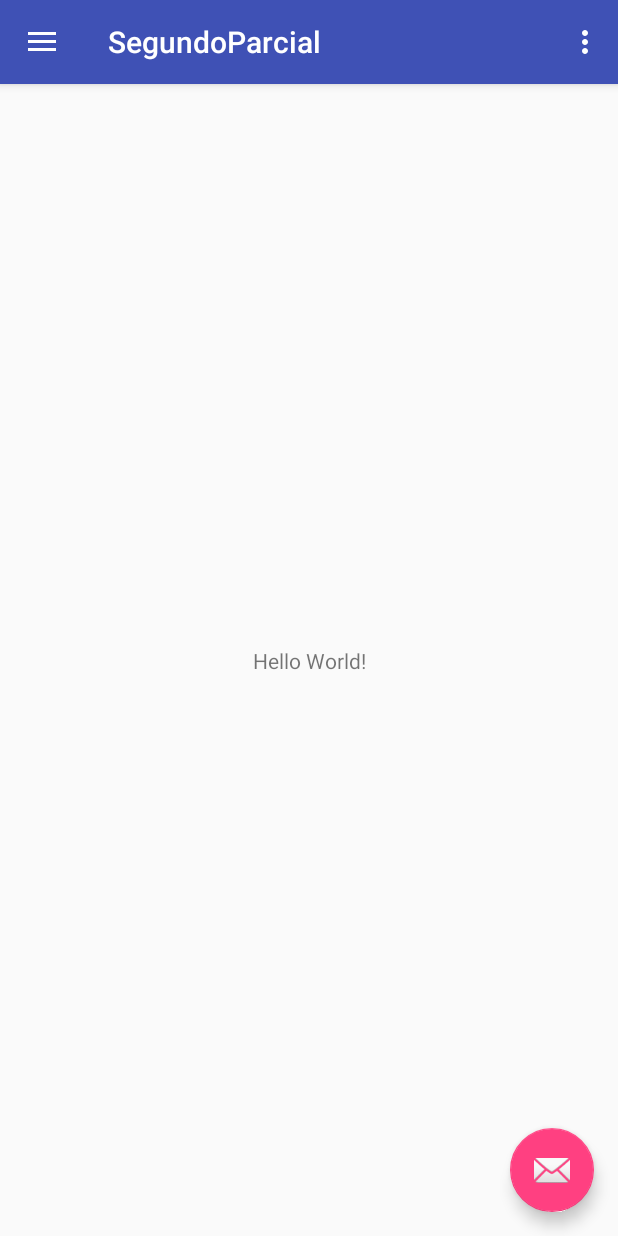
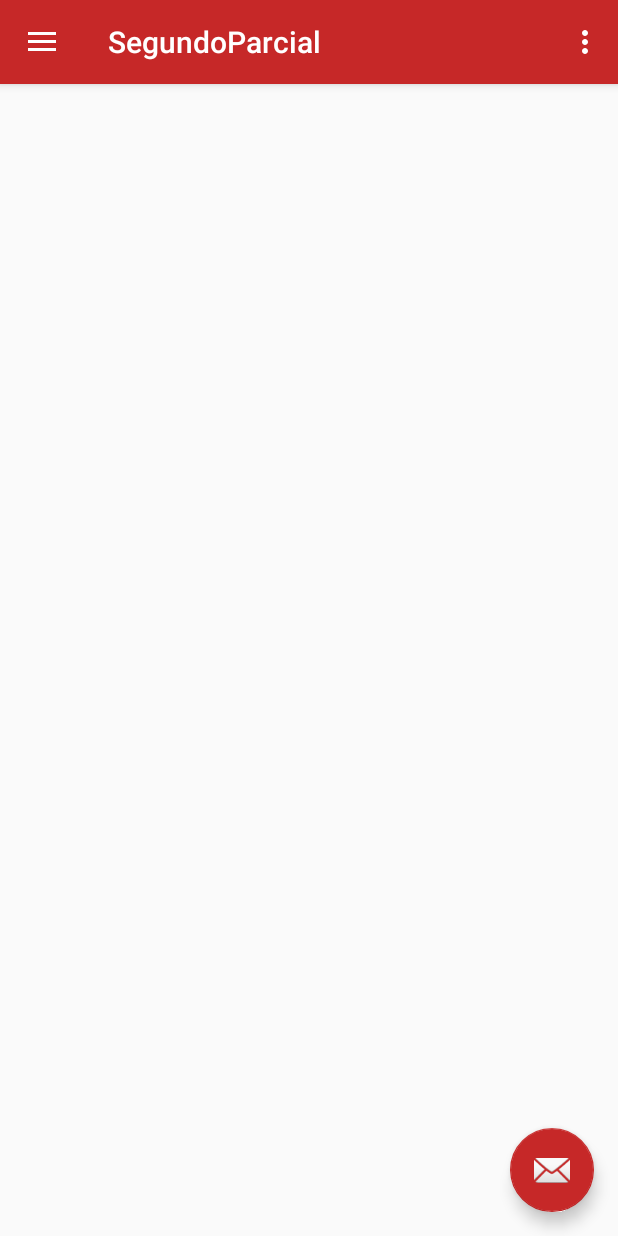
Before and after one commit to hugopinto1997/SegundoParcial, an Android app: the screen it shows after launch (MainActivity), on a phone screen of 412 x 824 dp. Run offline under Robolectric (Android 15) with nearby library versions, the phone set to English and light mode, and no system bars.

Commit message:
Navigation drawer design finished, now i will start the process of expansible list view for juegos item in which we'll show all the games

```diff
--- a/app/src/main/AndroidManifest.xml
+++ b/app/src/main/AndroidManifest.xml
@@ -10,7 +10,7 @@
         android:supportsRtl="true"
         android:theme="@style/AppTheme">
         <activity
-            android:name=".MainActivity"
+            android:name=".Activities.MainActivity"
             android:label="@string/app_name"
             android:theme="@style/AppTheme.NoActionBar">
             <intent-filter>
--- a/app/src/main/java/com/hugopinto/segundoparcial/MainActivity.java
+++ b/app/src/main/java/com/hugopinto/segundoparcial/Activities/MainActivity.java
@@ -1,4 +1,4 @@
-package com.hugopinto.segundoparcial;
+package com.hugopinto.segundoparcial.Activities;
 
 import android.os.Bundle;
 import android.support.design.widget.FloatingActionButton;
@@ -12,6 +12,8 @@ import android.support.v7.app.AppCompatActivity;
 import android.support.v7.widget.Toolbar;
 import android.view.Menu;
 import android.view.MenuItem;
+
+import com.hugopinto.segundoparcial.R;
 
 public class MainActivity extends AppCompatActivity
         implements NavigationView.OnNavigationItemSelectedListener {
@@ -84,11 +86,7 @@ public class MainActivity extends AppCompatActivity
             // Handle the camera action
         } else if (id == R.id.nav_gallery) {
 
-        } else if (id == R.id.nav_slideshow) {
-
-        } else if (id == R.id.nav_manage) {
-
-        } else if (id == R.id.nav_share) {
+        }  else if (id == R.id.nav_share) {
 
         } else if (id == R.id.nav_send) {
 
--- a/app/src/main/res/drawable/side_nav_bar.xml
+++ b/app/src/main/res/drawable-v21/nnavdrawbg.xml
@@ -1,9 +1,9 @@
 <shape xmlns:android="http://schemas.android.com/apk/res/android"
     android:shape="rectangle">
     <gradient
-        android:angle="135"
-        android:centerColor="#009688"
-        android:endColor="#00695C"
-        android:startColor="#4DB6AC"
+        android:angle="-225"
+        android:centerColor="#b71c1c"
+        android:endColor="#3e2723"
+        android:startColor="#b71c1c"
         android:type="linear" />
 </shape>
--- /dev/null
+++ b/app/src/main/res/drawable/ic_gamepad.xml
@@ -0,0 +1,9 @@
+<vector xmlns:android="http://schemas.android.com/apk/res/android"
+        android:width="24dp"
+        android:height="24dp"
+        android:viewportWidth="24.0"
+        android:viewportHeight="24.0">
+    <path
+        android:fillColor="#FF000000"
+        android:pathData="M21,6L3,6c-1.1,0 -2,0.9 -2,2v8c0,1.1 0.9,2 2,2h18c1.1,0 2,-0.9 2,-2L23,8c0,-1.1 -0.9,-2 -2,-2zM11,13L8,13v3L6,16v-3L3,13v-2h3L6,8h2v3h3v2zM15.5,15c-0.83,0 -1.5,-0.67 -1.5,-1.5s0.67,-1.5 1.5,-1.5 1.5,0.67 1.5,1.5 -0.67,1.5 -1.5,1.5zM19.5,12c-0.83,0 -1.5,-0.67 -1.5,-1.5S18.67,9 19.5,9s1.5,0.67 1.5,1.5 -0.67,1.5 -1.5,1.5z"/>
+</vector>
--- /dev/null
+++ b/app/src/main/res/drawable/ic_news.xml
@@ -0,0 +1,9 @@
+<vector xmlns:android="http://schemas.android.com/apk/res/android"
+        android:width="24dp"
+        android:height="24dp"
+        android:viewportWidth="24.0"
+        android:viewportHeight="24.0">
+    <path
+        android:fillColor="#FF000000"
+        android:pathData="M4,6L2,6v14c0,1.1 0.9,2 2,2h14v-2L4,20L4,6zM20,2L8,2c-1.1,0 -2,0.9 -2,2v12c0,1.1 0.9,2 2,2h12c1.1,0 2,-0.9 2,-2L22,4c0,-1.1 -0.9,-2 -2,-2zM19,11L9,11L9,9h10v2zM15,15L9,15v-2h6v2zM19,7L9,7L9,5h10v2z"/>
+</vector>
--- /dev/null
+++ b/app/src/main/res/drawable/ic_settings.xml
@@ -0,0 +1,9 @@
+<vector xmlns:android="http://schemas.android.com/apk/res/android"
+        android:width="24dp"
+        android:height="24dp"
+        android:viewportWidth="24.0"
+        android:viewportHeight="24.0">
+    <path
+        android:fillColor="#FF000000"
+        android:pathData="M19.43,12.98c0.04,-0.32 0.07,-0.64 0.07,-0.98s-0.03,-0.66 -0.07,-0.98l2.11,-1.65c0.19,-0.15 0.24,-0.42 0.12,-0.64l-2,-3.46c-0.12,-0.22 -0.39,-0.3 -0.61,-0.22l-2.49,1c-0.52,-0.4 -1.08,-0.73 -1.69,-0.98l-0.38,-2.65C14.46,2.18 14.25,2 14,2h-4c-0.25,0 -0.46,0.18 -0.49,0.42l-0.38,2.65c-0.61,0.25 -1.17,0.59 -1.69,0.98l-2.49,-1c-0.23,-0.09 -0.49,0 -0.61,0.22l-2,3.46c-0.13,0.22 -0.07,0.49 0.12,0.64l2.11,1.65c-0.04,0.32 -0.07,0.65 -0.07,0.98s0.03,0.66 0.07,0.98l-2.11,1.65c-0.19,0.15 -0.24,0.42 -0.12,0.64l2,3.46c0.12,0.22 0.39,0.3 0.61,0.22l2.49,-1c0.52,0.4 1.08,0.73 1.69,0.98l0.38,2.65c0.03,0.24 0.24,0.42 0.49,0.42h4c0.25,0 0.46,-0.18 0.49,-0.42l0.38,-2.65c0.61,-0.25 1.17,-0.59 1.69,-0.98l2.49,1c0.23,0.09 0.49,0 0.61,-0.22l2,-3.46c0.12,-0.22 0.07,-0.49 -0.12,-0.64l-2.11,-1.65zM12,15.5c-1.93,0 -3.5,-1.57 -3.5,-3.5s1.57,-3.5 3.5,-3.5 3.5,1.57 3.5,3.5 -1.57,3.5 -3.5,3.5z"/>
+</vector>
--- /dev/null
+++ b/app/src/main/res/drawable/ic_star_black_24dp.xml
@@ -0,0 +1,9 @@
+<vector xmlns:android="http://schemas.android.com/apk/res/android"
+        android:width="24dp"
+        android:height="24dp"
+        android:viewportWidth="24.0"
+        android:viewportHeight="24.0">
+    <path
+        android:fillColor="#FF000000"
+        android:pathData="M12,17.27L18.18,21l-1.64,-7.03L22,9.24l-7.19,-0.61L12,2 9.19,8.63 2,9.24l5.46,4.73L5.82,21z"/>
+</vector>
--- a/app/src/main/res/layout/activity_main.xml
+++ b/app/src/main/res/layout/activity_main.xml
@@ -17,7 +17,11 @@
         android:id="@+id/nav_view"
         android:layout_width="wrap_content"
         android:layout_height="match_parent"
+        app:itemTextColor="@android:color/white"
         android:layout_gravity="start"
+        app:itemBackground="@drawable/nnavdrawbg"
+        app:itemIconTint="@android:color/white"
+        android:background="@drawable/nnavdrawbg"
         android:fitsSystemWindows="true"
         app:headerLayout="@layout/nav_header_main"
         app:menu="@menu/activity_main_drawer" />
--- a/app/src/main/res/layout/app_bar_main.xml
+++ b/app/src/main/res/layout/app_bar_main.xml
@@ -4,7 +4,7 @@
     xmlns:tools="http://schemas.android.com/tools"
     android:layout_width="match_parent"
     android:layout_height="match_parent"
-    tools:context=".MainActivity">
+    tools:context=".Activities.MainActivity">
 
     <android.support.design.widget.AppBarLayout
         android:layout_width="match_parent"
--- a/app/src/main/res/layout/content_main.xml
+++ b/app/src/main/res/layout/content_main.xml
@@ -5,16 +5,9 @@
     android:layout_width="match_parent"
     android:layout_height="match_parent"
     app:layout_behavior="@string/appbar_scrolling_view_behavior"
-    tools:context=".MainActivity"
+    tools:context=".Activities.MainActivity"
     tools:showIn="@layout/app_bar_main">
 
-    <TextView
-        android:layout_width="wrap_content"
-        android:layout_height="wrap_content"
-        android:text="Hello World!"
-        app:layout_constraintBottom_toBottomOf="parent"
-        app:layout_constraintLeft_toLeftOf="parent"
-        app:layout_constraintRight_toRightOf="parent"
-        app:layout_constraintTop_toTopOf="parent" />
+
 
 </android.support.constraint.ConstraintLayout>
--- a/app/src/main/res/menu/activity_main_drawer.xml
+++ b/app/src/main/res/menu/activity_main_drawer.xml
@@ -6,32 +6,26 @@
     <group android:checkableBehavior="single">
         <item
             android:id="@+id/nav_camera"
-            android:icon="@drawable/ic_menu_camera"
-            android:title="Import" />
+            android:icon="@drawable/ic_news"
+            android:title="@string/Noticias">
+        </item>
         <item
             android:id="@+id/nav_gallery"
-            android:icon="@drawable/ic_menu_gallery"
-            android:title="Gallery" />
-        <item
-            android:id="@+id/nav_slideshow"
-            android:icon="@drawable/ic_menu_slideshow"
-            android:title="Slideshow" />
-        <item
-            android:id="@+id/nav_manage"
-            android:icon="@drawable/ic_menu_manage"
-            android:title="Tools" />
+            android:icon="@drawable/ic_gamepad"
+            android:title="@string/Juegos" />
+
     </group>
 
-    <item android:title="Communicate">
+    <item android:title="@string/secondmenu">
         <menu>
             <item
                 android:id="@+id/nav_share"
-                android:icon="@drawable/ic_menu_share"
-                android:title="Share" />
+                android:icon="@drawable/ic_star_black_24dp"
+                android:title="@string/favoritor" />
             <item
                 android:id="@+id/nav_send"
-                android:icon="@drawable/ic_menu_send"
-                android:title="Send" />
+                android:icon="@drawable/ic_settings"
+                android:title="@string/configuracion" />
         </menu>
     </item>
 
--- a/app/src/main/res/values/colors.xml
+++ b/app/src/main/res/values/colors.xml
@@ -1,6 +1,6 @@
 <?xml version="1.0" encoding="utf-8"?>
 <resources>
-    <color name="colorPrimary">#3F51B5</color>
-    <color name="colorPrimaryDark">#303F9F</color>
-    <color name="colorAccent">#FF4081</color>
+    <color name="colorPrimary">#c62828</color>
+    <color name="colorPrimaryDark">#ef5350</color>
+    <color name="colorAccent">#c62828</color>
 </resources>
--- a/app/src/main/res/values/strings.xml
+++ b/app/src/main/res/values/strings.xml
@@ -6,4 +6,12 @@
     <string name="nav_header_subtitle">android.studio@android.com</string>
     <string name="nav_header_desc">Navigation header</string>
     <string name="action_settings">Settings</string>
+    <string name="Noticias">Noticias</string>
+    <string name="DOTA">DOTA</string>
+    <string name="leagueoflegende">League of Legends</string>
+    <string name="CS">Counter Strike</string>
+    <string name="Juegos">Juegos</string>
+    <string name="favoritor">Favoritos</string>
+    <string name="configuracion">Configuración</string>
+    <string name="secondmenu">Area Personal</string>
 </resources>
```
